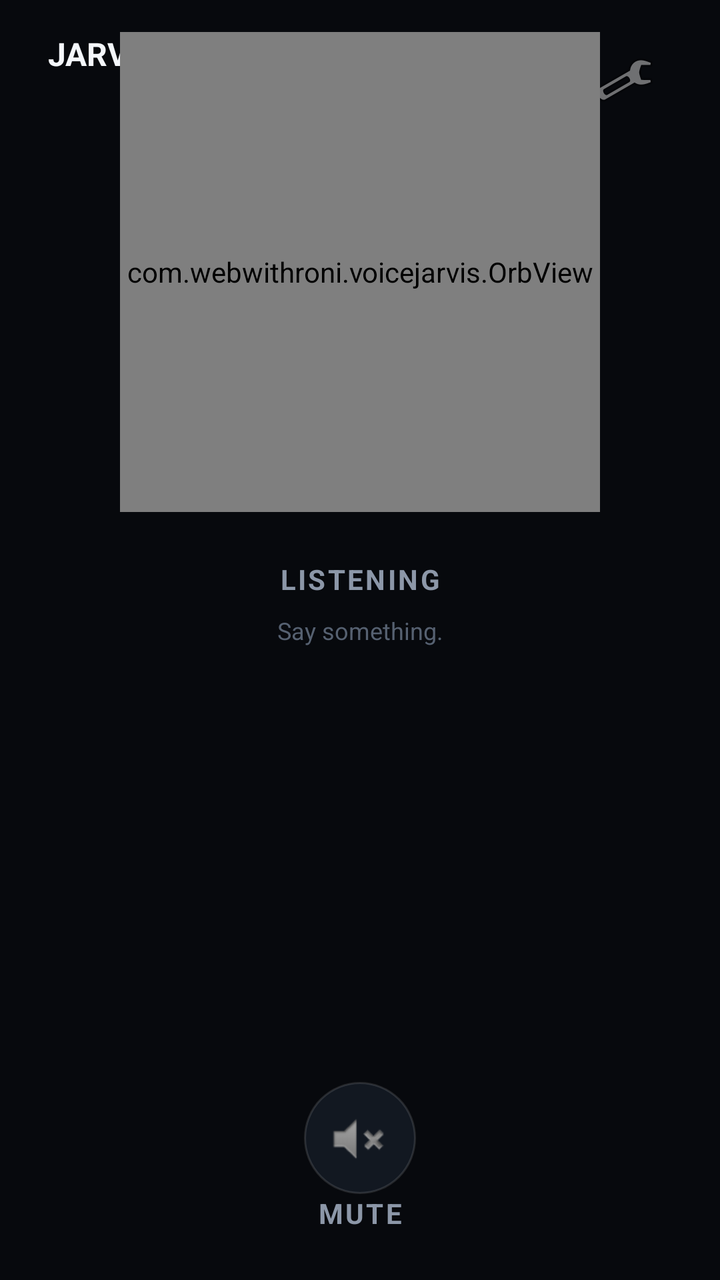
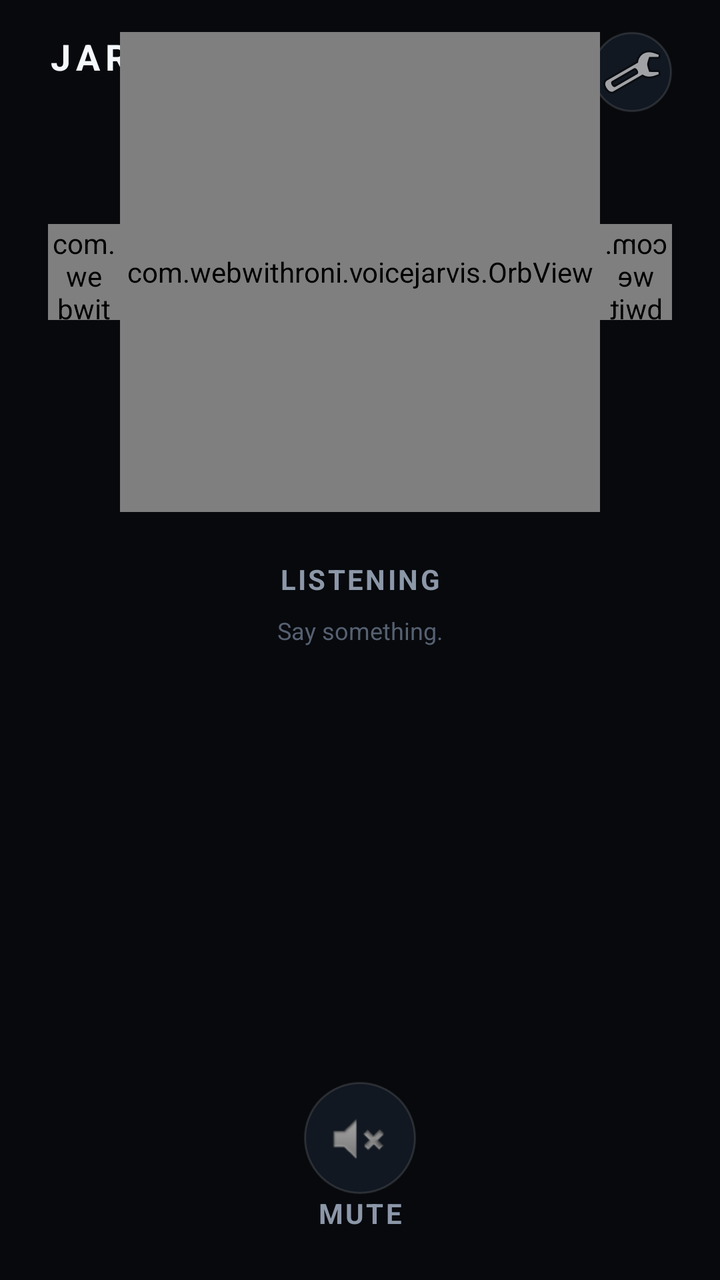

Before-and-after screenshots of an Android layout around one commit, followed by the original layout XML and the change that was made.
<!-- AndroidManifest.xml: application theme Theme.VoiceJarvis -->
<!-- res/layout/activity_main.xml -->
<?xml version="1.0" encoding="utf-8"?>
<androidx.constraintlayout.widget.ConstraintLayout xmlns:android="http://schemas.android.com/apk/res/android"
    xmlns:app="http://schemas.android.com/apk/res-auto"
    android:layout_width="match_parent"
    android:layout_height="match_parent"
    android:background="@color/bg_canvas"
    android:paddingStart="24dp"
    android:paddingEnd="24dp"
    android:paddingTop="16dp"
    android:paddingBottom="24dp">

    <TextView
        android:id="@+id/jarvisBrand"
        android:layout_width="wrap_content"
        android:layout_height="wrap_content"
        android:text="JARVIS"
        android:textSize="16sp"
        android:textStyle="bold"
        android:textColor="@color/text_primary"
        app:layout_constraintTop_toTopOf="parent"
        app:layout_constraintStart_toStartOf="parent" />

    <ImageButton
        android:id="@+id/settingsButton"
        android:layout_width="48dp"
        android:layout_height="48dp"
        android:background="@android:color/transparent"
        android:contentDescription="Settings"
        android:src="@android:drawable/ic_menu_preferences"
        android:alpha="0.7"
        app:layout_constraintTop_toTopOf="parent"
        app:layout_constraintEnd_toEndOf="parent" />

    <ImageButton
        android:id="@+id/historyButton"
        android:layout_width="48dp"
        android:layout_height="48dp"
        android:background="@android:color/transparent"
        android:contentDescription="History"
        android:src="@android:drawable/ic_menu_recent_history"
        android:alpha="0.7"
        app:layout_constraintTop_toTopOf="parent"
        app:layout_constraintEnd_toStartOf="@id/settingsButton" />

    <com.webwithroni.voicejarvis.OrbView
        android:id="@+id/orbView"
        android:layout_width="240dp"
        android:layout_height="240dp"
        app:layout_constraintTop_toTopOf="parent"
        app:layout_constraintBottom_toTopOf="@id/stateLabel"
        app:layout_constraintStart_toStartOf="parent"
        app:layout_constraintEnd_toEndOf="parent"
        app:layout_constraintVertical_bias="0.42"
        app:layout_constraintVertical_chainStyle="packed" />

    <TextView
        android:id="@+id/stateLabel"
        style="@style/Type.Label"
        android:layout_width="wrap_content"
        android:layout_height="wrap_content"
        android:layout_marginTop="24dp"
        android:text="LISTENING"
        app:layout_constraintTop_toBottomOf="@id/orbView"
        app:layout_constraintStart_toStartOf="parent"
        app:layout_constraintEnd_toEndOf="parent" />

    <TextView
        android:id="@+id/microcopy"
        style="@style/Type.Caption"
        android:layout_width="wrap_content"
        android:layout_height="wrap_content"
        android:layout_marginTop="8dp"
        android:text="Say something."
        app:layout_constraintTop_toBottomOf="@id/stateLabel"
        app:layout_constraintStart_toStartOf="parent"
        app:layout_constraintEnd_toEndOf="parent" />

    <LinearLayout
        android:id="@+id/conversationCard"
        android:layout_width="0dp"
        android:layout_height="wrap_content"
        android:orientation="vertical"
        android:layout_marginTop="28dp"
        android:visibility="gone"
        app:layout_constraintTop_toBottomOf="@id/microcopy"
        app:layout_constraintStart_toStartOf="parent"
        app:layout_constraintEnd_toEndOf="parent">

        <TextView
            android:id="@+id/userBubble"
            style="@style/Type.Body"
            android:layout_width="match_parent"
            android:layout_height="wrap_content"
            android:layout_marginBottom="8dp"
            android:background="@drawable/bg_bubble"
            android:visibility="gone" />

        <TextView
            android:id="@+id/jarvisBubble"
            style="@style/Type.Body"
            android:layout_width="match_parent"
            android:layout_height="wrap_content"
            android:background="@drawable/bg_bubble"
            android:visibility="gone" />
    </LinearLayout>

    <ScrollView
        android:id="@+id/debugScroll"
        android:layout_width="0dp"
        android:layout_height="0dp"
        android:visibility="gone"
        app:layout_constraintTop_toBottomOf="@id/conversationCard"
        app:layout_constraintBottom_toTopOf="@id/muteIcon"
        app:layout_constraintStart_toStartOf="parent"
        app:layout_constraintEnd_toEndOf="parent">

        <TextView
            android:id="@+id/statusText"
            style="@style/Type.Caption"
            android:layout_width="match_parent"
            android:layout_height="wrap_content" />
    </ScrollView>

    <ImageView
        android:id="@+id/muteIcon"
        android:layout_width="56dp"
        android:layout_height="56dp"
        android:padding="14dp"
        android:background="@drawable/bg_circle_button"
        android:src="@android:drawable/ic_lock_silent_mode"
        android:contentDescription="Mute"
        android:clickable="true"
        android:focusable="true"
        android:foreground="?android:attr/selectableItemBackgroundBorderless"
        app:layout_constraintBottom_toTopOf="@id/muteLabel"
        app:layout_constraintStart_toStartOf="parent"
        app:layout_constraintEnd_toEndOf="parent"
        app:layout_constraintVertical_bias="1" />

    <TextView
        android:id="@+id/muteLabel"
        style="@style/Type.Label"
        android:layout_width="wrap_content"
        android:layout_height="wrap_content"
        android:layout_marginTop="8dp"
        android:text="MUTE"
        app:layout_constraintBottom_toBottomOf="parent"
        app:layout_constraintStart_toStartOf="parent"
        app:layout_constraintEnd_toEndOf="parent" />

</androidx.constraintlayout.widget.ConstraintLayout>
<!-- resources referenced by this layout -->
<resources>
  <color name="bg_canvas">#07090D</color>
  <color name="text_primary">#F4F7FB</color>
  <!-- drawable bg_bubble (drawable) -->
  <?xml version="1.0" encoding="utf-8"?>
  <shape xmlns:android="http://schemas.android.com/apk/res/android" android:shape="rectangle">
      <solid android:color="@color/bg_surface" />
      <corners android:radius="16dp" />
      <padding android:left="16dp" android:top="12dp" android:right="16dp" android:bottom="12dp" />
  </shape>
  <!-- drawable bg_circle_button (drawable) -->
  <?xml version="1.0" encoding="utf-8"?>
  <shape xmlns:android="http://schemas.android.com/apk/res/android" android:shape="oval">
      <solid android:color="@color/bg_surface_elevated" />
      <stroke android:width="1dp" android:color="#1FFFFFFF" />
  </shape>
  <style name="Type.Body" parent="">
          <item name="android:textSize">16sp</item>
          <item name="android:textColor">@color/text_primary</item>
      </style>
  <style name="Type.Caption" parent="">
          <item name="android:textSize">12sp</item>
          <item name="android:textColor">@color/text_tertiary</item>
      </style>
  <style name="Type.Label" parent="">
          <item name="android:textSize">14sp</item>
          <item name="android:textStyle">bold</item>
          <item name="android:textColor">@color/text_secondary</item>
          <item name="android:letterSpacing">0.08</item>
      </style>
  <style name="Theme.VoiceJarvis" parent="Theme.MaterialComponents.DayNight.NoActionBar" />
  <color name="bg_surface">#0D1118</color>
  <color name="bg_surface_elevated">#121821</color>
  <color name="text_tertiary">#566171</color>
  <color name="text_secondary">#8C97A8</color>
</resources>

<!-- the commit's change to res/layout/activity_main.xml (unified diff, before → after) -->
@@ -14,44 +14,83 @@
         android:layout_width="wrap_content"
         android:layout_height="wrap_content"
         android:text="JARVIS"
-        android:textSize="16sp"
+        android:textSize="18sp"
         android:textStyle="bold"
+        android:letterSpacing="0.15"
         android:textColor="@color/text_primary"
         app:layout_constraintTop_toTopOf="parent"
         app:layout_constraintStart_toStartOf="parent" />
 
     <ImageButton
         android:id="@+id/settingsButton"
-        android:layout_width="48dp"
-        android:layout_height="48dp"
-        android:background="@android:color/transparent"
+        android:layout_width="40dp"
+        android:layout_height="40dp"
+        android:padding="9dp"
+        android:background="@drawable/bg_circle_button"
         android:contentDescription="Settings"
         android:src="@android:drawable/ic_menu_preferences"
-        android:alpha="0.7"
         app:layout_constraintTop_toTopOf="parent"
         app:layout_constraintEnd_toEndOf="parent" />
 
     <ImageButton
         android:id="@+id/historyButton"
-        android:layout_width="48dp"
-        android:layout_height="48dp"
-        android:background="@android:color/transparent"
+        android:layout_width="40dp"
+        android:layout_height="40dp"
+        android:layout_marginEnd="10dp"
+        android:padding="9dp"
+        android:background="@drawable/bg_circle_button"
         android:contentDescription="History"
         android:src="@android:drawable/ic_menu_recent_history"
-        android:alpha="0.7"
         app:layout_constraintTop_toTopOf="parent"
         app:layout_constraintEnd_toStartOf="@id/settingsButton" />
 
-    <com.webwithroni.voicejarvis.OrbView
-        android:id="@+id/orbView"
-        android:layout_width="240dp"
+    
+    <LinearLayout
+        android:id="@+id/orbRow"
+        android:layout_width="0dp"
         android:layout_height="240dp"
+        android:orientation="horizontal"
+        android:gravity="center_vertical"
         app:layout_constraintTop_toTopOf="parent"
         app:layout_constraintBottom_toTopOf="@id/stateLabel"
         app:layout_constraintStart_toStartOf="parent"
         app:layout_constraintEnd_toEndOf="parent"
-        app:layout_constraintVertical_bias="0.42"
-        app:layout_constraintVertical_chainStyle="packed" />
+        app:layout_constraintVertical_bias="0.4"
+        app:layout_constraintVertical_chainStyle="packed">
+
+        <com.webwithroni.voicejarvis.WaveformBarsView
+            android:id="@+id/waveformLeft"
+            android:layout_width="0dp"
+            android:layout_height="48dp"
+            android:layout_weight="1" />
+
+        <FrameLayout
+            android:layout_width="240dp"
+            android:layout_height="240dp">
+
+            <com.webwithroni.voicejarvis.OrbView
+                android:id="@+id/orbView"
+                android:layout_width="match_parent"
+                android:layout_height="match_parent" />
+
+            <ImageView
+                android:id="@+id/orbCenterIcon"
+                android:layout_width="64dp"
+                android:layout_height="64dp"
+                android:layout_gravity="center"
+                android:padding="14dp"
+                android:visibility="gone"
+                android:contentDescription="Jarvis status icon" />
+        </FrameLayout>
+
+        <com.webwithroni.voicejarvis.WaveformBarsView
+            android:id="@+id/waveformRight"
+            android:layout_width="0dp"
+            android:layout_height="48dp"
+            android:layout_weight="1"
+            android:scaleX="-1" />
+
+    </LinearLayout>
 
     <TextView
         android:id="@+id/stateLabel"
@@ -60,7 +99,7 @@
         android:layout_height="wrap_content"
         android:layout_marginTop="24dp"
         android:text="LISTENING"
-        app:layout_constraintTop_toBottomOf="@id/orbView"
+        app:layout_constraintTop_toBottomOf="@id/orbRow"
         app:layout_constraintStart_toStartOf="parent"
         app:layout_constraintEnd_toEndOf="parent" />
 
@@ -75,51 +114,286 @@
         app:layout_constraintStart_toStartOf="parent"
         app:layout_constraintEnd_toEndOf="parent" />
 
-    <LinearLayout
-        android:id="@+id/conversationCard"
+    
+    <ScrollView
+        android:id="@+id/contentScroll"
         android:layout_width="0dp"
-        android:layout_height="wrap_content"
-        android:orientation="vertical"
-        android:layout_marginTop="28dp"
-        android:visibility="gone"
+        android:layout_height="0dp"
+        android:layout_marginTop="20dp"
+        android:clipToPadding="false"
         app:layout_constraintTop_toBottomOf="@id/microcopy"
+        app:layout_constraintBottom_toTopOf="@id/muteIcon"
         app:layout_constraintStart_toStartOf="parent"
         app:layout_constraintEnd_toEndOf="parent">
 
-        <TextView
-            android:id="@+id/userBubble"
-            style="@style/Type.Body"
+        <LinearLayout
             android:layout_width="match_parent"
             android:layout_height="wrap_content"
-            android:layout_marginBottom="8dp"
-            android:background="@drawable/bg_bubble"
-            android:visibility="gone" />
-
-        <TextView
-            android:id="@+id/jarvisBubble"
-            style="@style/Type.Body"
-            android:layout_width="match_parent"
-            android:layout_height="wrap_content"
-            android:background="@drawable/bg_bubble"
-            android:visibility="gone" />
-    </LinearLayout>
-
-    <ScrollView
-        android:id="@+id/debugScroll"
+            android:orientation="vertical">
+
+            
+            <LinearLayout
+                android:id="@+id/pausedCard"
+                android:layout_width="match_parent"
+                android:layout_height="wrap_content"
+                android:layout_marginBottom="12dp"
+                android:background="@drawable/bg_card"
+                android:orientation="vertical"
+                android:visibility="gone">
+
+                <TextView
+                    style="@style/Type.Body"
+                    android:layout_width="match_parent"
+                    android:layout_height="wrap_content"
+                    android:text="Tap Resume to continue" />
+
+                <TextView
+                    style="@style/Type.Caption"
+                    android:layout_width="match_parent"
+                    android:layout_height="wrap_content"
+                    android:layout_marginTop="4dp"
+                    android:text="Jarvis will start listening again" />
+            </LinearLayout>
+
+            
+            <LinearLayout
+                android:id="@+id/tipsCard"
+                android:layout_width="match_parent"
+                android:layout_height="wrap_content"
+                android:layout_marginBottom="12dp"
+                android:background="@drawable/bg_card"
+                android:orientation="vertical"
+                android:visibility="gone">
+
+                <TextView
+                    style="@style/Type.Label"
+                    android:layout_width="wrap_content"
+                    android:layout_height="wrap_content"
+                    android:layout_marginBottom="10dp"
+                    android:text="TIPS" />
+
+                <TextView
+                    style="@style/Type.Caption"
+                    android:layout_width="match_parent"
+                    android:layout_height="wrap_content"
+                    android:layout_marginBottom="4dp"
+                    android:text="• Speak clearly, in a calm voice" />
+
+                <TextView
+                    style="@style/Type.Caption"
+                    android:layout_width="match_parent"
+                    android:layout_height="wrap_content"
+                    android:layout_marginBottom="4dp"
+                    android:text="• Try not to speak too fast" />
+
+                <TextView
+                    style="@style/Type.Caption"
+                    android:layout_width="match_parent"
+                    android:layout_height="wrap_content"
+                    android:text="• Reduce background noise" />
+            </LinearLayout>
+
+            
+            <LinearLayout
+                android:id="@+id/thinkingCard"
+                android:layout_width="match_parent"
+                android:layout_height="wrap_content"
+                android:layout_marginBottom="12dp"
+                android:background="@drawable/bg_card"
+                android:orientation="vertical"
+                android:visibility="gone">
+
+                <TextView
+                    style="@style/Type.Label"
+                    android:layout_width="wrap_content"
+                    android:layout_height="wrap_content"
+                    android:layout_marginBottom="8dp"
+                    android:text="CURRENT REQUEST" />
+
+                <TextView
+                    android:id="@+id/currentRequestText"
+                    style="@style/Type.Body"
+                    android:layout_width="match_parent"
+                    android:layout_height="wrap_content"
+                    android:layout_marginBottom="14dp"
+                    android:text="—" />
+
+                <TextView
+                    android:id="@+id/processStep0"
+                    style="@style/Type.Caption"
+                    android:layout_width="match_parent"
+                    android:layout_height="wrap_content"
+                    android:layout_marginBottom="6dp"
+                    android:text="○  Understanding your question" />
+
+                <TextView
+                    android:id="@+id/processStep1"
+                    style="@style/Type.Caption"
+                    android:layout_width="match_parent"
+                    android:layout_height="wrap_content"
+                    android:layout_marginBottom="6dp"
+                    android:text="○  Working on it" />
+
+                <TextView
+                    android:id="@+id/processStep2"
+                    style="@style/Type.Caption"
+                    android:layout_width="match_parent"
+                    android:layout_height="wrap_content"
+                    android:text="○  Preparing response" />
+            </LinearLayout>
+
+            
+            <LinearLayout
+                android:id="@+id/conversationCard"
+                android:layout_width="match_parent"
+                android:layout_height="wrap_content"
+                android:orientation="vertical"
+                android:visibility="gone">
+
+                <LinearLayout
+                    android:id="@+id/userBlock"
+                    android:layout_width="match_parent"
+                    android:layout_height="wrap_content"
+                    android:layout_marginBottom="8dp"
+                    android:background="@drawable/bg_bubble"
+                    android:orientation="vertical"
+                    android:visibility="gone">
+
+                    <LinearLayout
+                        android:layout_width="wrap_content"
+                        android:layout_height="wrap_content"
+                        android:gravity="center_vertical"
+                        android:orientation="horizontal"
+                        android:layout_marginBottom="6dp">
+
+                        <View
+                            android:layout_width="16dp"
+                            android:layout_height="16dp"
+                            android:background="@drawable/bg_avatar_user" />
+
+                        <TextView
+                            style="@style/Type.Caption"
+                            android:layout_width="wrap_content"
+                            android:layout_height="wrap_content"
+                            android:layout_marginStart="8dp"
+                            android:text="YOU" />
+
+                        <TextView
+                            android:id="@+id/userTime"
+                            style="@style/Type.Caption"
+                            android:layout_width="wrap_content"
+                            android:layout_height="wrap_content"
+                            android:layout_marginStart="8dp"
+                            android:text="" />
+                    </LinearLayout>
+
+                    <TextView
+                        android:id="@+id/userBubble"
+                        style="@style/Type.Body"
+                        android:layout_width="match_parent"
+                        android:layout_height="wrap_content" />
+                </LinearLayout>
+
+                <LinearLayout
+                    android:id="@+id/jarvisBlock"
+                    android:layout_width="match_parent"
+                    android:layout_height="wrap_content"
+                    android:background="@drawable/bg_bubble"
+                    android:orientation="vertical"
+                    android:visibility="gone">
+
+                    <LinearLayout
+                        android:layout_width="wrap_content"
+                        android:layout_height="wrap_content"
+                        android:gravity="center_vertical"
+                        android:orientation="horizontal"
+                        android:layout_marginBottom="6dp">
+
+                        <View
+                            android:layout_width="16dp"
+                            android:layout_height="16dp"
+                            android:background="@drawable/bg_avatar_jarvis" />
+
+                        <TextView
+                            style="@style/Type.Caption"
+                            android:layout_width="wrap_content"
+                            android:layout_height="wrap_content"
+                            android:layout_marginStart="8dp"
+                            android:text="JARVIS" />
+
+                        <TextView
+                            android:id="@+id/jarvisTime"
+                            style="@style/Type.Caption"
+                            android:layout_width="wrap_content"
+                            android:layout_height="wrap_content"
+                            android:layout_marginStart="8dp"
+                            android:text="" />
+                    </LinearLayout>
+
+                    <TextView
+                        android:id="@+id/jarvisBubble"
+                        style="@style/Type.Body"
+                        android:layout_width="match_parent"
+                        android:layout_height="wrap_content" />
+                </LinearLayout>
+            </LinearLayout>
+
+            <ScrollView
+                android:id="@+id/debugScroll"
+                android:layout_width="match_parent"
+                android:layout_height="wrap_content"
+                android:maxHeight="300dp"
+                android:visibility="gone">
+
+                <TextView
+                    android:id="@+id/statusText"
+                    style="@style/Type.Caption"
+                    android:layout_width="match_parent"
+                    android:layout_height="wrap_content" />
+            </ScrollView>
+
+        </LinearLayout>
+    </ScrollView>
+
+    
+    <LinearLayout
+        android:id="@+id/permissionCard"
         android:layout_width="0dp"
         android:layout_height="0dp"
+        android:background="@color/bg_canvas"
+        android:gravity="center"
+        android:orientation="vertical"
+        android:padding="24dp"
         android:visibility="gone"
-        app:layout_constraintTop_toBottomOf="@id/conversationCard"
-        app:layout_constraintBottom_toTopOf="@id/muteIcon"
+        app:layout_constraintTop_toTopOf="parent"
+        app:layout_constraintBottom_toBottomOf="parent"
         app:layout_constraintStart_toStartOf="parent"
         app:layout_constraintEnd_toEndOf="parent">
 
         <TextView
-            android:id="@+id/statusText"
+            style="@style/Type.Heading"
+            android:layout_width="wrap_content"
+            android:layout_height="wrap_content"
+            android:textColor="@color/state_error"
+            android:text="MICROPHONE ACCESS NEEDED" />
+
+        <TextView
             style="@style/Type.Caption"
-            android:layout_width="match_parent"
-            android:layout_height="wrap_content" />
-    </ScrollView>
+            android:layout_width="wrap_content"
+            android:layout_height="wrap_content"
+            android:layout_marginTop="12dp"
+            android:gravity="center"
+            android:text="Microphone access is required for Jarvis to hear and respond to you." />
+
+        <Button
+            android:id="@+id/enableMicButton"
+            android:layout_width="wrap_content"
+            android:layout_height="wrap_content"
+            android:layout_marginTop="24dp"
+            android:backgroundTint="@color/state_error"
+            android:text="ENABLE MICROPHONE"
+            android:textColor="@color/text_primary" />
+    </LinearLayout>
 
     <ImageView
         android:id="@+id/muteIcon"
@@ -128,10 +402,10 @@
         android:padding="14dp"
         android:background="@drawable/bg_circle_button"
         android:src="@android:drawable/ic_lock_silent_mode"
-        android:contentDescription="Mute"
         android:clickable="true"
         android:focusable="true"
         android:foreground="?android:attr/selectableItemBackgroundBorderless"
+        android:contentDescription="Mute"
         app:layout_constraintBottom_toTopOf="@id/muteLabel"
         app:layout_constraintStart_toStartOf="parent"
         app:layout_constraintEnd_toEndOf="parent"
<!-- resource entries referenced after the edit -->
@@ -1,13 +1,32 @@
 <!-- resources referenced by this layout -->
 <resources>
   <color name="bg_canvas">#07090D</color>
+  <color name="state_error">#FF7181</color>
   <color name="text_primary">#F4F7FB</color>
+  <!-- drawable bg_avatar_jarvis (drawable) -->
+  <?xml version="1.0" encoding="utf-8"?>
+  <shape xmlns:android="http://schemas.android.com/apk/res/android" android:shape="oval">
+      <solid android:color="@color/accent_cyan" />
+  </shape>
+  <!-- drawable bg_avatar_user (drawable) -->
+  <?xml version="1.0" encoding="utf-8"?>
+  <shape xmlns:android="http://schemas.android.com/apk/res/android" android:shape="oval">
+      <solid android:color="@color/accent_blue" />
+  </shape>
   <!-- drawable bg_bubble (drawable) -->
   <?xml version="1.0" encoding="utf-8"?>
   <shape xmlns:android="http://schemas.android.com/apk/res/android" android:shape="rectangle">
       <solid android:color="@color/bg_surface" />
       <corners android:radius="16dp" />
       <padding android:left="16dp" android:top="12dp" android:right="16dp" android:bottom="12dp" />
+  </shape>
+  <!-- drawable bg_card (drawable) -->
+  <?xml version="1.0" encoding="utf-8"?>
+  <shape xmlns:android="http://schemas.android.com/apk/res/android" android:shape="rectangle">
+      <solid android:color="@color/bg_surface" />
+      <corners android:radius="16dp" />
+      <stroke android:width="1dp" android:color="#14FFFFFF" />
+      <padding android:left="16dp" android:top="14dp" android:right="16dp" android:bottom="14dp" />
   </shape>
   <!-- drawable bg_circle_button (drawable) -->
   <?xml version="1.0" encoding="utf-8"?>
@@ -23,6 +42,11 @@
           <item name="android:textSize">12sp</item>
           <item name="android:textColor">@color/text_tertiary</item>
       </style>
+  <style name="Type.Heading" parent="">
+          <item name="android:textSize">18sp</item>
+          <item name="android:textStyle">bold</item>
+          <item name="android:textColor">@color/text_primary</item>
+      </style>
   <style name="Type.Label" parent="">
           <item name="android:textSize">14sp</item>
           <item name="android:textStyle">bold</item>
@@ -30,6 +54,8 @@
           <item name="android:letterSpacing">0.08</item>
       </style>
   <style name="Theme.VoiceJarvis" parent="Theme.MaterialComponents.DayNight.NoActionBar" />
+  <color name="accent_cyan">#5CE7FF</color>
+  <color name="accent_blue">#4A8DFF</color>
   <color name="bg_surface">#0D1118</color>
   <color name="bg_surface_elevated">#121821</color>
   <color name="text_tertiary">#566171</color>
